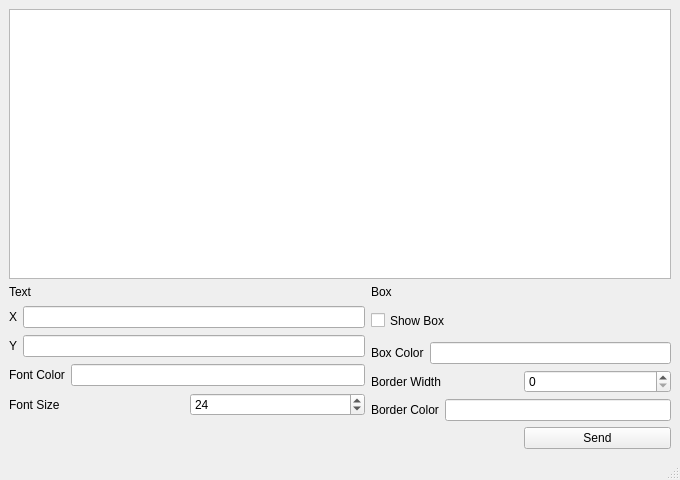
Qt form client/window.ui (ffplayout/ffplayout-messenger) before a commit.
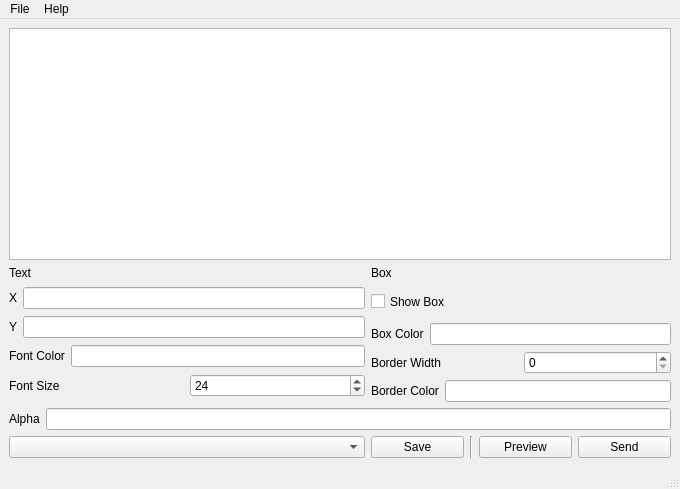
The same form after that commit.

Diff of the .ui file:
```diff
--- a/client/window.ui
+++ b/client/window.ui
@@ -7,7 +7,7 @@
     <x>0</x>
     <y>0</y>
     <width>680</width>
-    <height>480</height>
+    <height>489</height>
    </rect>
   </property>
   <property name="windowTitle">
@@ -15,9 +15,6 @@
   </property>
   <widget class="QWidget" name="centralwidget">
    <layout class="QGridLayout" name="gridLayout">
-    <item row="0" column="0" colspan="3">
-     <widget class="QTextEdit" name="text_area"/>
-    </item>
     <item row="1" column="0">
      <widget class="QLabel" name="text_label">
       <property name="text">
@@ -25,12 +22,8 @@
       </property>
      </widget>
     </item>
-    <item row="1" column="1">
-     <widget class="QLabel" name="box_label">
-      <property name="text">
-       <string>Box</string>
-      </property>
-     </widget>
+    <item row="0" column="0" colspan="5">
+     <widget class="QTextEdit" name="text_area"/>
     </item>
     <item row="2" column="0">
      <layout class="QVBoxLayout" name="text_layout_group">
@@ -100,7 +93,7 @@
       </item>
      </layout>
     </item>
-    <item row="2" column="1" colspan="2">
+    <item row="2" column="1" colspan="4">
      <layout class="QVBoxLayout" name="box_layout_group">
       <item>
        <widget class="QCheckBox" name="activate_box">
@@ -163,13 +156,58 @@
       </item>
      </layout>
     </item>
-    <item row="3" column="2">
-     <widget class="QPushButton" name="send_utton">
+    <item row="3" column="0" colspan="5">
+     <layout class="QHBoxLayout" name="horizontalLayout_7">
+      <item>
+       <widget class="QLabel" name="label_alpha">
+        <property name="text">
+         <string>Alpha</string>
+        </property>
+       </widget>
+      </item>
+      <item>
+       <widget class="QLineEdit" name="text_alpha"/>
+      </item>
+     </layout>
+    </item>
+    <item row="4" column="0">
+     <widget class="QComboBox" name="combo_presets"/>
+    </item>
+    <item row="4" column="1">
+     <widget class="QPushButton" name="button_save">
+      <property name="text">
+       <string>Save</string>
+      </property>
+     </widget>
+    </item>
+    <item row="4" column="4">
+     <widget class="QPushButton" name="button_send">
       <property name="text">
        <string>Send</string>
       </property>
      </widget>
     </item>
+    <item row="4" column="3">
+     <widget class="QPushButton" name="button_preview">
+      <property name="text">
+       <string>Preview</string>
+      </property>
+     </widget>
+    </item>
+    <item row="1" column="1">
+     <widget class="QLabel" name="box_label">
+      <property name="text">
+       <string>Box</string>
+      </property>
+     </widget>
+    </item>
+    <item row="4" column="2">
+     <widget class="Line" name="line">
+      <property name="orientation">
+       <enum>Qt::Vertical</enum>
+      </property>
+     </widget>
+    </item>
    </layout>
   </widget>
   <widget class="QMenuBar" name="menubar">
@@ -181,6 +219,22 @@
      <height>29</height>
     </rect>
    </property>
+   <widget class="QMenu" name="menu_file">
+    <property name="title">
+     <string>File</string>
+    </property>
+    <addaction name="action_save"/>
+    <addaction name="separator"/>
+    <addaction name="action_quit"/>
+   </widget>
+   <widget class="QMenu" name="menu_help">
+    <property name="title">
+     <string>Help</string>
+    </property>
+    <addaction name="action_examples"/>
+   </widget>
+   <addaction name="menu_file"/>
+   <addaction name="menu_help"/>
   </widget>
   <widget class="QStatusBar" name="statusbar"/>
  </widget>
```
Left out of the diff: 53 changed lines with no effect on the pictures.
